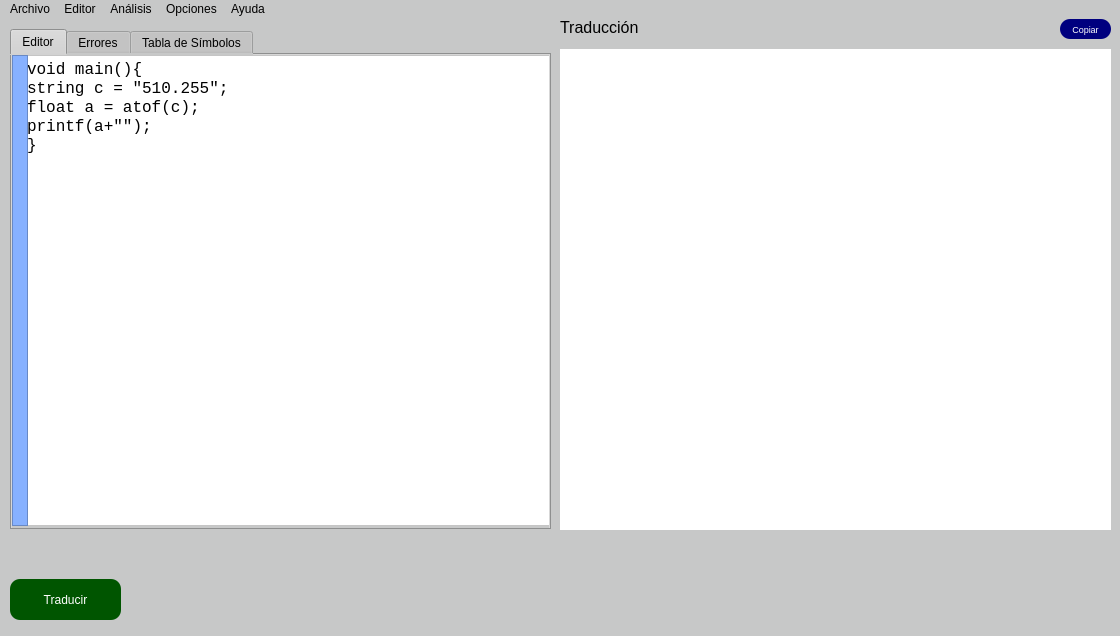
Before: the Qt Designer form Proyecto1/mainwindow.ui in MelyzaRC/OLC2Proyecto2_201314821, drawn with Qt 5.
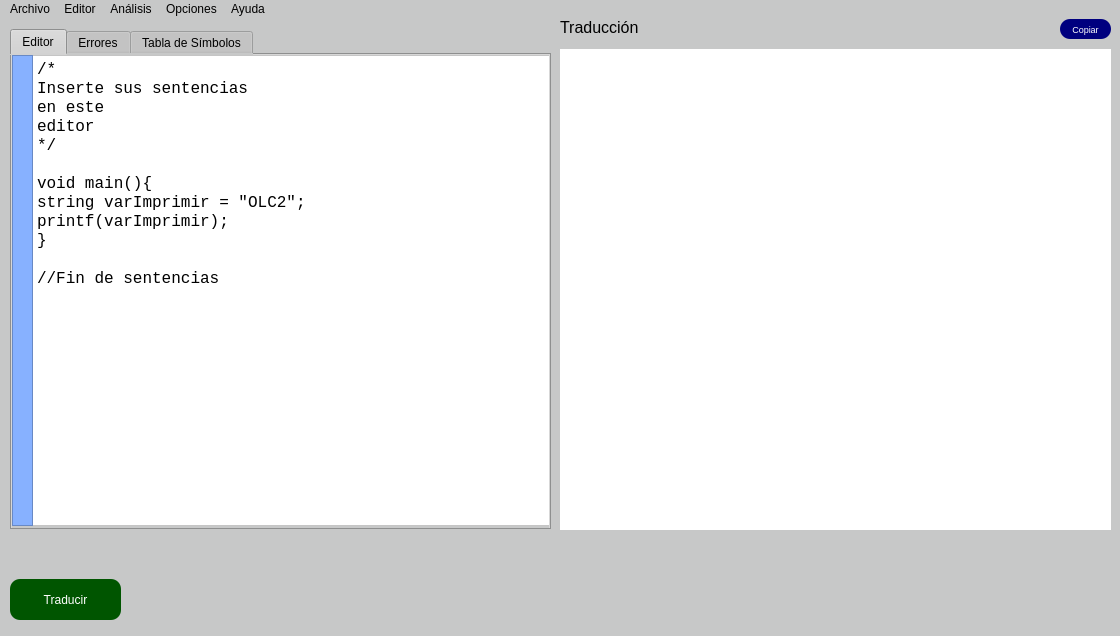
After: the same form once the commit is applied.

Diff of the .ui file:
```diff
--- a/Proyecto1/mainwindow.ui
+++ b/Proyecto1/mainwindow.ui
@@ -86,9 +86,9 @@
      <widget class="QPlainTextEdit" name="plainTextEdit">
       <property name="geometry">
        <rect>
-        <x>10</x>
+        <x>20</x>
         <y>0</y>
-        <width>531</width>
+        <width>521</width>
         <height>471</height>
        </rect>
       </property>
@@ -110,11 +110,18 @@
        <enum>Qt::ScrollBarAlwaysOff</enum>
       </property>
       <property name="plainText">
-       <string>void main(){
-string c = &quot;510.255&quot;;
-float a = atof(c);
-printf(a+&quot;&quot;);
-}</string>
+       <string>/*
+Inserte sus sentencias
+en este 
+editor
+*/
+
+void main(){
+string varImprimir = &quot;OLC2&quot;;
+printf(varImprimir);
+}
+
+//Fin de sentencias</string>
       </property>
       <property name="placeholderText">
        <string>Ingrese su codigo aquí...</string>
@@ -125,7 +132,7 @@
        <rect>
         <x>0</x>
         <y>0</y>
-        <width>16</width>
+        <width>21</width>
         <height>471</height>
        </rect>
       </property>
```
